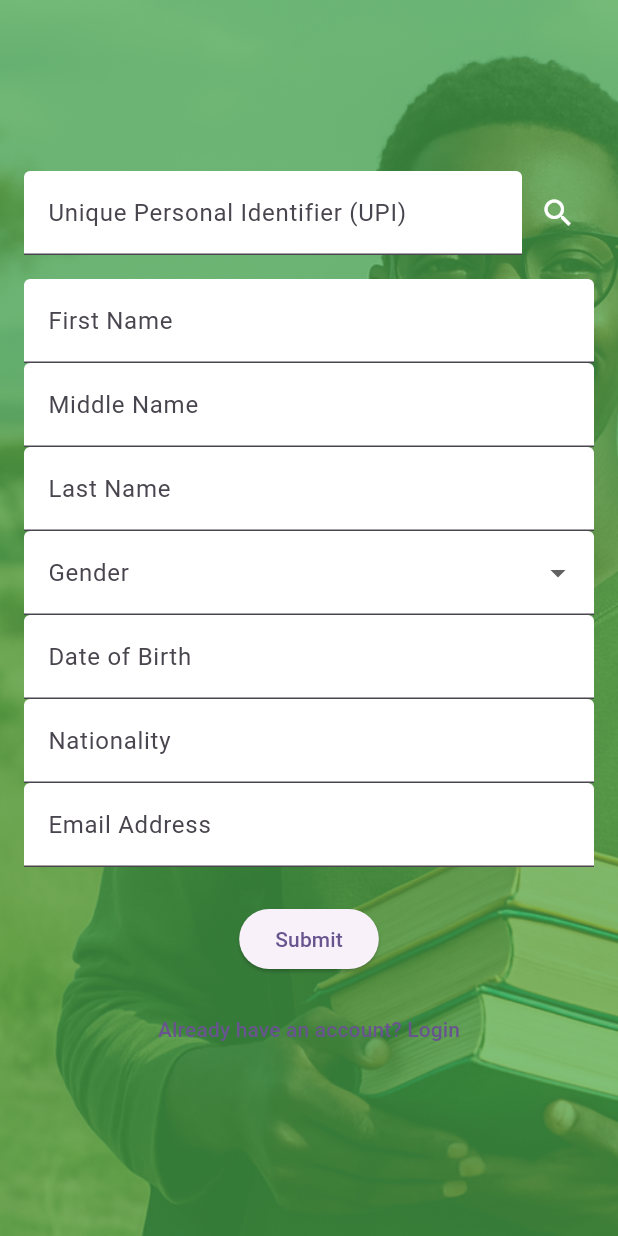
After one commit to timayabi2020/nemisfrontend, a Flutter app: the StudentRegistrationScreen screen opened directly, on a phone screen of 412 x 824 dp. The commit adds this screen. Run offline on Flutter 3.47's test engine with Material 3 defaults, Android fonts, the phone set to English and light mode, and no system bars.

Commit message:
Added registration

```diff
--- a/lib/screens/login/login_screen.dart
+++ b/lib/screens/login/login_screen.dart
@@ -1,4 +1,6 @@
+import 'package:flutter/gestures.dart';
 import 'package:flutter/material.dart';
+import 'package:techhackportal/screens/registration/registration_screen.dart';
 
 class LoginScreen extends StatelessWidget {
   const LoginScreen({super.key});
@@ -118,6 +120,16 @@ class LoginScreen extends StatelessWidget {
                               TextSpan(
                                 text: 'Sign up',
                                 style: TextStyle(color: Colors.white70),
+                                recognizer: TapGestureRecognizer()
+                                  ..onTap = () {
+                                    // Navigate to registration screen
+                                    Navigator.pushReplacement(
+                                      context,
+                                      MaterialPageRoute(
+                                        builder: (context) => const StudentRegistrationScreen(),
+                                      ),
+                                    );
+                                  },
                               ),
                             ],
                           ),
--- /dev/null
+++ b/lib/screens/registration/registration_screen.dart
@@ -0,0 +1,226 @@
+import 'package:flutter/material.dart';
+import 'package:techhackportal/screens/login/login_screen.dart';
+
+class StudentRegistrationScreen extends StatefulWidget {
+  const StudentRegistrationScreen({super.key});
+
+  @override
+  State<StudentRegistrationScreen> createState() => _StudentRegistrationScreenState();
+}
+
+class _StudentRegistrationScreenState extends State<StudentRegistrationScreen> {
+  final _formKey = GlobalKey<FormState>();
+
+  final TextEditingController _upiController = TextEditingController();
+  final TextEditingController _firstNameController = TextEditingController();
+  final TextEditingController _middleNameController = TextEditingController();
+  final TextEditingController _lastNameController = TextEditingController();
+  final TextEditingController _dobController = TextEditingController();
+  final TextEditingController _nationalityController = TextEditingController();
+  final TextEditingController _emailController = TextEditingController();
+
+  String? _selectedGender;
+
+  Future<void> _fetchStudentDetailsByUPI() async {
+    final upi = _upiController.text.trim();
+    if (upi.isEmpty) return;
+
+    await Future.delayed(const Duration(seconds: 1));
+
+    setState(() {
+      _firstNameController.text = "John";
+      _middleNameController.text = "Kamau";
+      _lastNameController.text = "Mwangi";
+      _selectedGender = "Male";
+      _dobController.text = "2010-06-15";
+      _nationalityController.text = "Kenyan";
+      _emailController.text = "john.mwangi@example.com";
+    });
+  }
+
+  void _submitForm() {
+    if (_formKey.currentState!.validate()) {
+      showDialog(
+        context: context,
+        builder: (context) => AlertDialog(
+          title: const Text('Success'),
+          content: const Text('Student registration submitted.'),
+          actions: [
+            TextButton(
+              onPressed: () => Navigator.of(context).pop(),
+              child: const Text('OK'),
+            )
+          ],
+        ),
+      );
+    }
+  }
+
+  Future<void> _pickDateOfBirth() async {
+    DateTime initialDate = DateTime.tryParse(_dobController.text) ?? DateTime(2010);
+    DateTime? picked = await showDatePicker(
+      context: context,
+      initialDate: initialDate,
+      firstDate: DateTime(1990),
+      lastDate: DateTime.now(),
+    );
+    if (picked != null) {
+      setState(() {
+        _dobController.text = "${picked.year}-${picked.month.toString().padLeft(2, '0')}-${picked.day.toString().padLeft(2, '0')}";
+      });
+    }
+  }
+
+  @override
+  Widget build(BuildContext context) {
+    return Scaffold(
+      body: Stack(
+        children: [
+          SizedBox.expand(
+            child: Image.asset(
+              'assets/maasai_mara.png',
+              fit: BoxFit.cover,
+            ),
+          ),
+          Container(
+            color: Colors.green.withOpacity(0.7),
+            child: Center(
+              child: SingleChildScrollView(
+                child: ConstrainedBox(
+                  constraints: const BoxConstraints(maxWidth: 500),
+                  child: Padding(
+                    padding: const EdgeInsets.all(16.0),
+                    child: Form(
+                      key: _formKey,
+                      child: Column(
+                        mainAxisSize: MainAxisSize.min,
+                        children: [
+                          Row(
+                            children: [
+                              Expanded(
+                                child: TextFormField(
+                                  controller: _upiController,
+                                  decoration: const InputDecoration(
+                                    labelText: 'Unique Personal Identifier (UPI)',
+                                    filled: true,
+                                    fillColor: Colors.white,
+                                  ),
+                                  validator: (value) =>
+                                      value == null || value.isEmpty ? 'UPI is required' : null,
+                                ),
+                              ),
+                              IconButton(
+                                icon: const Icon(Icons.search, color: Colors.white),
+                                onPressed: _fetchStudentDetailsByUPI,
+                                tooltip: "Fetch details",
+                              )
+                            ],
+                          ),
+                          const SizedBox(height: 16),
+                          TextFormField(
+                            controller: _firstNameController,
+                            decoration: const InputDecoration(
+                              labelText: 'First Name',
+                              filled: true,
+                              fillColor: Colors.white,
+                            ),
+                            validator: (value) =>
+                                value == null || value.isEmpty ? 'First name is required' : null,
+                          ),
+                          TextFormField(
+                            controller: _middleNameController,
+                            decoration: const InputDecoration(
+                              labelText: 'Middle Name',
+                              filled: true,
+                              fillColor: Colors.white,
+                            ),
+                          ),
+                          TextFormField(
+                            controller: _lastNameController,
+                            decoration: const InputDecoration(
+                              labelText: 'Last Name',
+                              filled: true,
+                              fillColor: Colors.white,
+                            ),
+                            validator: (value) =>
+                                value == null || value.isEmpty ? 'Last name is required' : null,
+                          ),
+                          DropdownButtonFormField<String>(
+                            value: _selectedGender,
+                            decoration: const InputDecoration(
+                              labelText: 'Gender',
+                              filled: true,
+                              fillColor: Colors.white,
+                            ),
+                            items: ['Male', 'Female']
+                                .map((gender) => DropdownMenuItem(
+                                      value: gender,
+                                      child: Text(gender),
+                                    ))
+                                .toList(),
+                            onChanged: (value) => setState(() => _selectedGender = value),
+                          ),
+                          GestureDetector(
+                            onTap: _pickDateOfBirth,
+                            child: AbsorbPointer(
+                              child: TextFormField(
+                                controller: _dobController,
+                                decoration: const InputDecoration(
+                                  labelText: 'Date of Birth',
+                                  filled: true,
+                                  fillColor: Colors.white,
+                                ),
+                              ),
+                            ),
+                          ),
+                          TextFormField(
+                            controller: _nationalityController,
+                            decoration: const InputDecoration(
+                              labelText: 'Nationality',
+                              filled: true,
+                              fillColor: Colors.white,
+                            ),
+                          ),
+                          TextFormField(
+                            controller: _emailController,
+                            decoration: const InputDecoration(
+                              labelText: 'Email Address',
+                              filled: true,
+                              fillColor: Colors.white,
+                            ),
+                            validator: (value) {
+                              if (value == null || value.isEmpty) return 'Email is required';
+                              final emailRegex = RegExp(r'^[^@]+@[^@]+\.[^@]+');
+                              return emailRegex.hasMatch(value) ? null : 'Invalid email';
+                            },
+                          ),
+                          const SizedBox(height: 24),
+                          ElevatedButton(
+                            onPressed: _submitForm,
+                            child: const Text('Submit'),
+                          ),
+                          const SizedBox(height: 12),
+                          TextButton(
+                            onPressed: () {
+                                                                  Navigator.pushReplacement(
+                                      context,
+                                      MaterialPageRoute(
+                                        builder: (context) => const LoginScreen(),
+                                      ),
+                                    );// or navigate to login screen
+                            },
+                            child: const Text('Already have an account? Login'),
+                          )
+                        ],
+                      ),
+                    ),
+                  ),
+                ),
+              ),
+            ),
+          ),
+        ],
+      ),
+    );
+  }
+}
```
